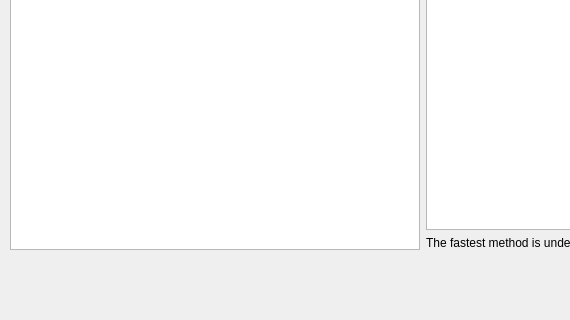
This is 02_systems/ui/mainwindow.ui in vla5924-practice/computational-methods as Qt 5 draws it before an edit; both pictures show x 0 to 570 and y 170 to 490 of the 800 by 490 pixel window. The edited form follows.
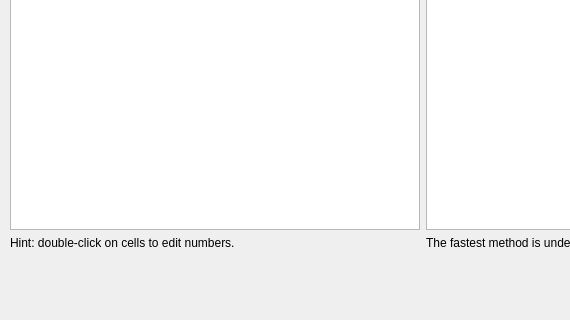
This is the edited form.

Diff of the .ui file:
```diff
--- a/02_systems/ui/mainwindow.ui
+++ b/02_systems/ui/mainwindow.ui
@@ -72,6 +72,13 @@
          <item>
           <widget class="QTableView" name="table_system"/>
          </item>
+         <item>
+          <widget class="QLabel" name="label_hint">
+           <property name="text">
+            <string>Hint: double-click on cells to edit numbers.</string>
+           </property>
+          </widget>
+         </item>
         </layout>
        </item>
        <item>
```
